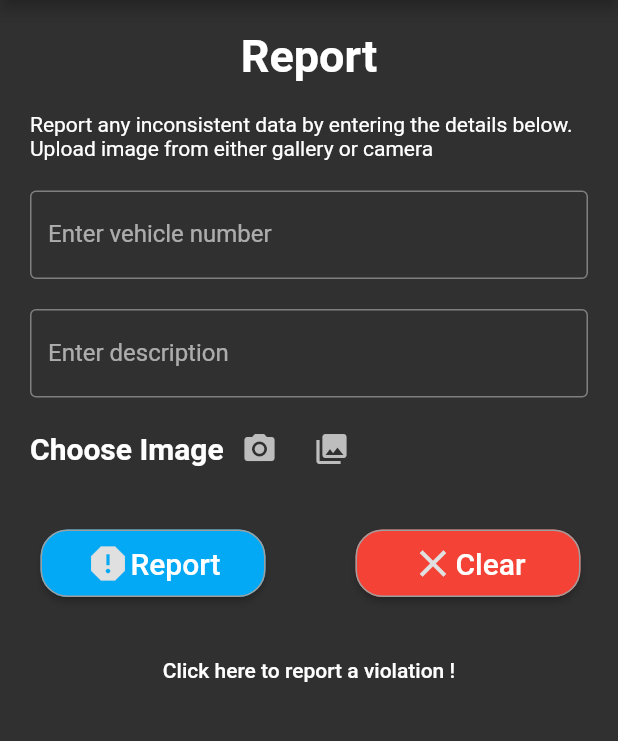
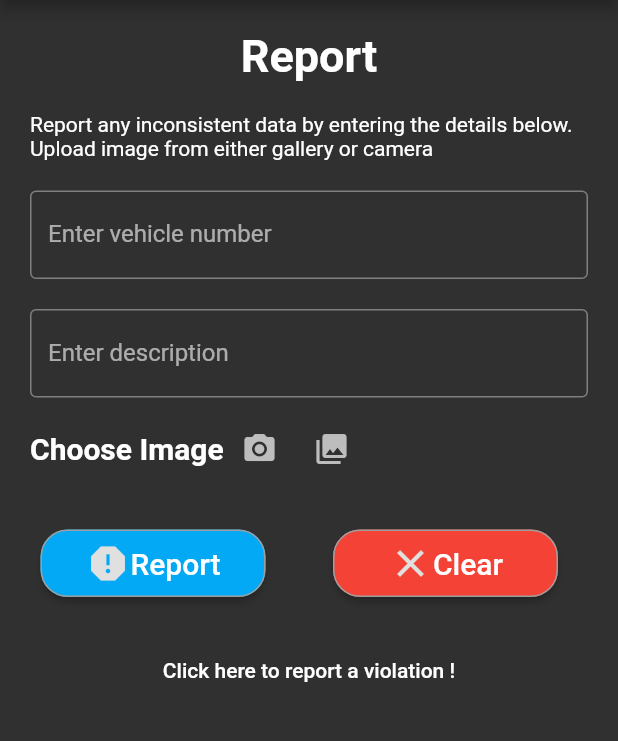
Before and after one commit to AlekyaPochampally/campus-parking-Team3, a Flutter app: the reportPage screen opened by its route, on a phone screen of 412 x 824 dp, the part 84-825 px from its top. Run offline on Flutter 3.47's test engine with Material 2 defaults, Android fonts, the phone set to English and light mode, and no system bars; our stand-ins replace cloud_firestore, firebase_auth, firebase_storage, google_maps_flutter, image_cropper, image_picker and 1 more; accounts and stored records are empty; Roboto replaces fonts that are missing (Raleway).

```diff
--- a/Source Code/lib/ui/pages/reportPage.dart
+++ b/Source Code/lib/ui/pages/reportPage.dart
@@ -224,7 +224,7 @@ class _reportPageState extends State<reportPage> {
                             ),
                           ),
                           SizedBox(
-                            width: 60.0,
+                            width: 45.0,
                           ),
                             ButtonTheme(
                             minWidth: 150.0,
```
